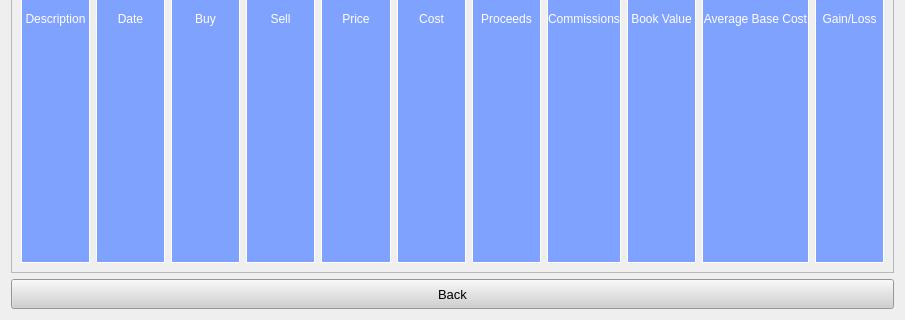
The window that GainLossCalculator/MergedScreen/mergedscreen.ui (w-ge/Gain-Loss-Calculator) describes before a commit, drawn with Qt 5; both pictures show x 0 to 905 and y 247 to 567 of the 905 by 567 pixel window.
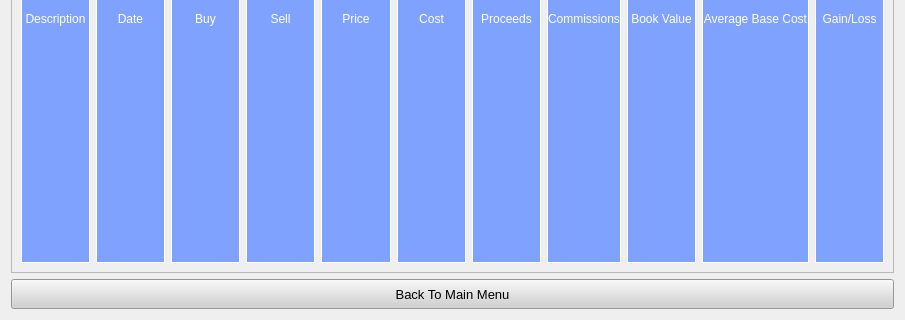
The same window after the commit.

Patch:
```diff
--- a/GainLossCalculator/MergedScreen/mergedscreen.ui
+++ b/GainLossCalculator/MergedScreen/mergedscreen.ui
@@ -293,7 +293,7 @@
       <string notr="true">background-color: rgb(208, 208, 208);</string>
      </property>
      <property name="text">
-      <string>Back</string>
+      <string>Back To Main Menu</string>
      </property>
     </widget>
    </item>
```
